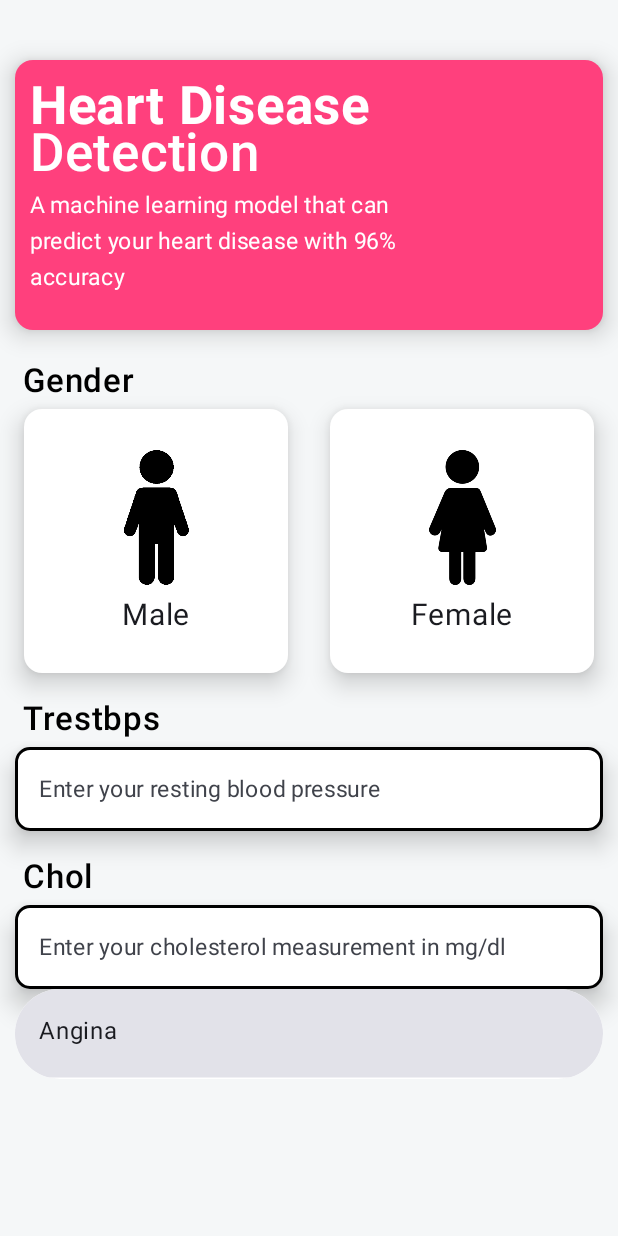
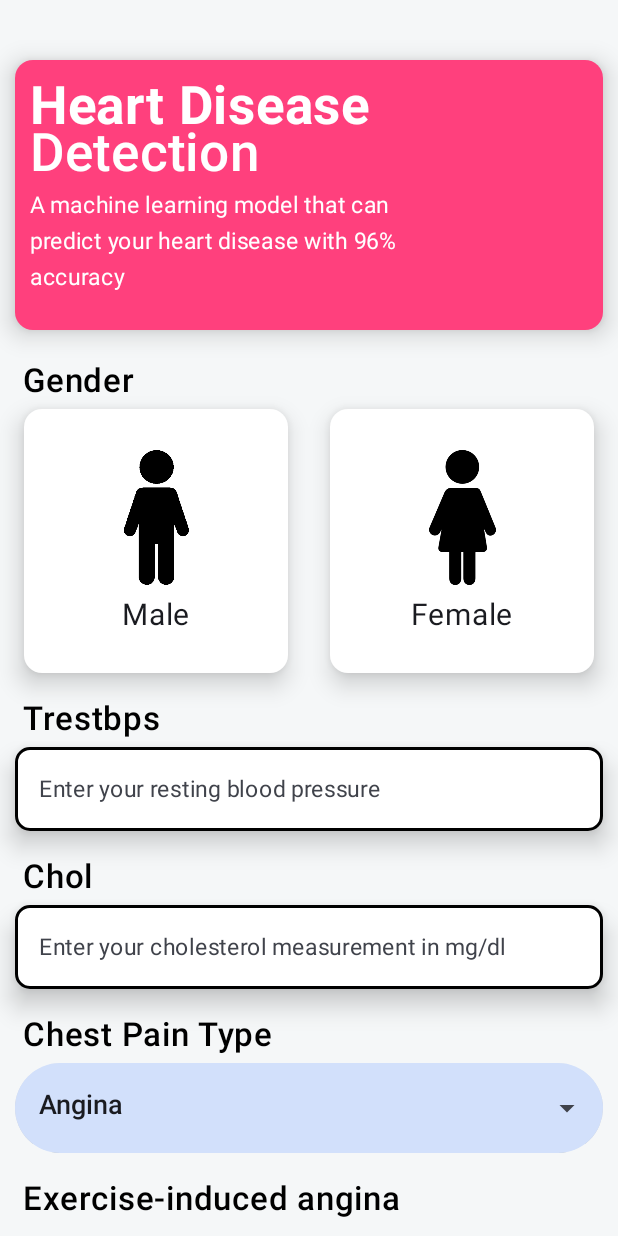
Before and after one commit to mrinmoyxb/Cardiac-Compass, an Android app built with Jetpack Compose: the screen it shows after launch (MainActivity), on a phone screen of 412 x 824 dp. Run offline under Robolectric (Android 15) with nearby library versions, the phone set to English and light mode, and no system bars.

Commit message:
drop down menu UI updated

```diff
--- a/app/src/main/java/com/example/heartdiseasedetetectionapp/View/HomeScreen/Components/CustomDropDownMenu.kt
+++ b/app/src/main/java/com/example/heartdiseasedetetectionapp/View/HomeScreen/Components/CustomDropDownMenu.kt
@@ -11,6 +11,7 @@ import androidx.compose.material3.DropdownMenu
 import androidx.compose.material3.DropdownMenuItem
 import androidx.compose.material3.ExperimentalMaterial3Api
 import androidx.compose.material3.ExposedDropdownMenuBox
+import androidx.compose.material3.ExposedDropdownMenuDefaults
 import androidx.compose.material3.Text
 import androidx.compose.material3.TextField
 import androidx.compose.material3.TextFieldDefaults
@@ -21,18 +22,20 @@ import androidx.compose.runtime.remember
 import androidx.compose.runtime.setValue
 import androidx.compose.ui.Modifier
 import androidx.compose.ui.draw.clip
+import androidx.compose.ui.draw.shadow
 import androidx.compose.ui.graphics.Color
+import androidx.compose.ui.text.TextStyle
+import androidx.compose.ui.text.font.FontWeight
 import androidx.compose.ui.tooling.preview.Preview
 import androidx.compose.ui.unit.dp
 import androidx.compose.ui.unit.sp
 
 
 @OptIn(ExperimentalMaterial3Api::class)
-@Preview(showBackground = true)
 @Composable
-fun CustomDropDownMenu() {
+fun CustomDropDownMenu(items: List<String>) {
     var isExpanded by remember { mutableStateOf(false) }
-    val options: List<String> = listOf("Angina", "Atypical angina", "Non-anginal", "Asymptomatic")
+    val options: List<String> = items
     var category by remember{ mutableStateOf(options[0])}
 
     Box(
@@ -40,24 +43,29 @@ fun CustomDropDownMenu() {
             .clip(RoundedCornerShape(40.dp))
             .fillMaxWidth()
             .height(60.dp)
-            .background(color = Color.White, shape = RoundedCornerShape(20.dp))
+            .background(color = Color.Transparent, shape = RoundedCornerShape(10.dp))
     ){
         ExposedDropdownMenuBox(expanded = isExpanded,
             onExpandedChange = {isExpanded = !isExpanded}) {
             TextField(value = category, onValueChange = {},
                 modifier = Modifier
                     .menuAnchor()
-                    .fillMaxSize(),
+                    .fillMaxSize()
+                    .shadow(elevation = 10.dp, shape = RoundedCornerShape(10.dp)),
+                textStyle = TextStyle(fontSize = 18.sp,
+                    fontWeight = FontWeight.Medium),
+                trailingIcon = { ExposedDropdownMenuDefaults.TrailingIcon(expanded = isExpanded) },
                 readOnly = true,
                 colors = TextFieldDefaults.textFieldColors(
+                    containerColor = Color(0xFFD2E0FB),
                     cursorColor = Color.Black,
-                    focusedIndicatorColor = Color.White,
-                    unfocusedIndicatorColor = Color.White
+                    focusedIndicatorColor = Color.Transparent,
+                    unfocusedIndicatorColor = Color.Transparent
                 )
             )
             ExposedDropdownMenu(expanded = isExpanded, onDismissRequest = { isExpanded = false}) {
                 options.forEach{ label->
-                    DropdownMenuItem(text = {Text(label)}, onClick = {
+                    DropdownMenuItem(text = {Text(label, fontSize = 18.sp, fontWeight = FontWeight.Medium)}, onClick = {
                         category = label
                         isExpanded = false
                     })
--- a/app/src/main/java/com/example/heartdiseasedetetectionapp/View/HomeScreen/HomeScreenFinal/HomeScreen.kt
+++ b/app/src/main/java/com/example/heartdiseasedetetectionapp/View/HomeScreen/HomeScreenFinal/HomeScreen.kt
@@ -56,8 +56,14 @@ fun HomeScreen(){
 
                 CustomLabel(heading = "Chol", 22)
                 CustomTextField("Enter your cholesterol measurement in mg/dl")
+                Spacer(modifier = Modifier.height(12.dp))
 
-                CustomDropDownMenu()
+                CustomLabel(heading = "Chest Pain Type", 22)
+                CustomDropDownMenu(items = listOf("Angina", "Atypical angina", "Non-anginal", "Asymptomatic"))
+                Spacer(modifier = Modifier.height(12.dp))
+
+                CustomLabel(heading = "Exercise-induced angina", 22)
+                CustomDropDownMenu(items = listOf("Yes", "No"))
 
             }
         }
```
